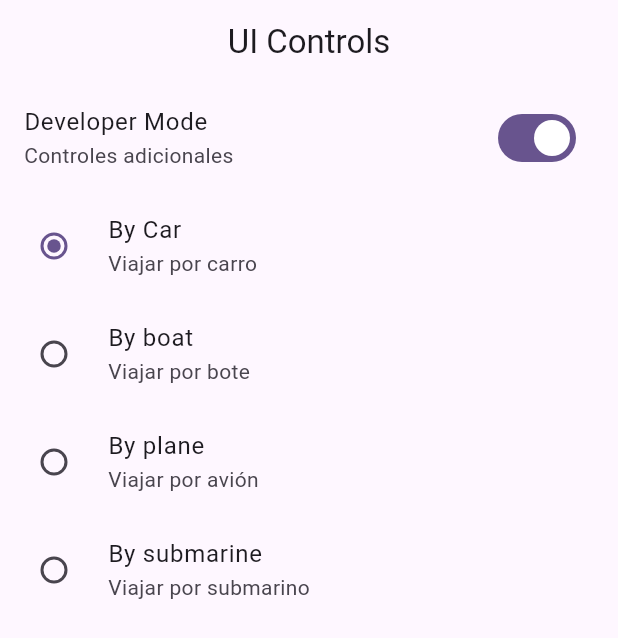
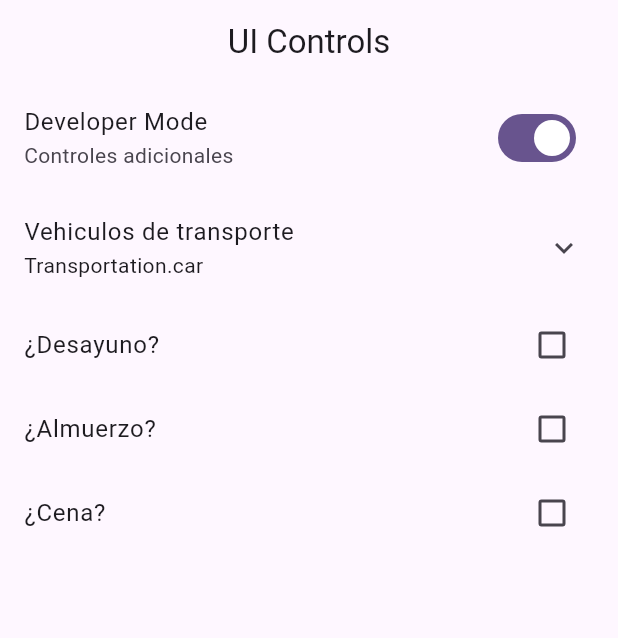
Before and after one commit to fernando1002971/widgets_app, a Flutter app: the UiControlsScreen screen opened by its route, on a phone screen of 412 x 824 dp. Shown: the top 638 px of the screen. Run offline on Flutter 3.47's test engine with Material 2 defaults, Android fonts, the phone set to English and light mode, and no system bars; our stand-ins replace go_router.

```diff
--- a/lib/presentation/screens/animated/animated_screen.dart
+++ b/lib/presentation/screens/animated/animated_screen.dart
@@ -11,8 +11,8 @@ class AnimatedScreen extends StatefulWidget {
 }
 
 class _AnimatedScreenState extends State<AnimatedScreen> {
-  double width = 60;
-  double height = 60;
+  double width = 50;
+  double height = 50;
   Color color = Colors.indigo;
   double borderRadius = 10.0;
 
--- a/lib/presentation/screens/ui_controls/ui_controls_screen.dart
+++ b/lib/presentation/screens/ui_controls/ui_controls_screen.dart
@@ -26,6 +26,9 @@ enum Transportation { car, plane, boat, submarine }
 class _UIControlsViewState extends State<_UIControlsView> {
   bool isDeveloper = true;
   Transportation selectedTransportation = Transportation.car;
+  bool wantsBreakfast = false;
+  bool wantsLunch = false;
+  bool wantsDinner = false;
 
   @override
   Widget build(BuildContext context) {
@@ -39,6 +42,10 @@ class _UIControlsViewState extends State<_UIControlsView> {
             onChanged: (value) => setState(() {
                   isDeveloper = !isDeveloper;
                 })),
+        ExpansionTile(
+          title: const Text("Vehiculos de transporte"),
+          subtitle: Text("$selectedTransportation"),
+          children: [
             RadioListTile(
               title: const Text("By Car"),
               subtitle: const Text("Viajar por carro"),
@@ -76,6 +83,26 @@ class _UIControlsViewState extends State<_UIControlsView> {
               }),
             ),
           ],
+        ),
+        CheckboxListTile(
+            title: const Text("¿Desayuno?"),
+            value: wantsBreakfast,
+            onChanged: (value) => setState(() {
+                  wantsBreakfast = !wantsBreakfast;
+                })),
+        CheckboxListTile(
+            title: const Text("¿Almuerzo?"),
+            value: wantsLunch,
+            onChanged: (value) => setState(() {
+                  wantsLunch = !wantsLunch;
+                })),
+        CheckboxListTile(
+            title: const Text("¿Cena?"),
+            value: wantsDinner,
+            onChanged: (value) => setState(() {
+                  wantsDinner = !wantsDinner;
+                })),
+      ],
     );
   }
 }
```
Lines whose indentation alone changed are shown as unchanged.
